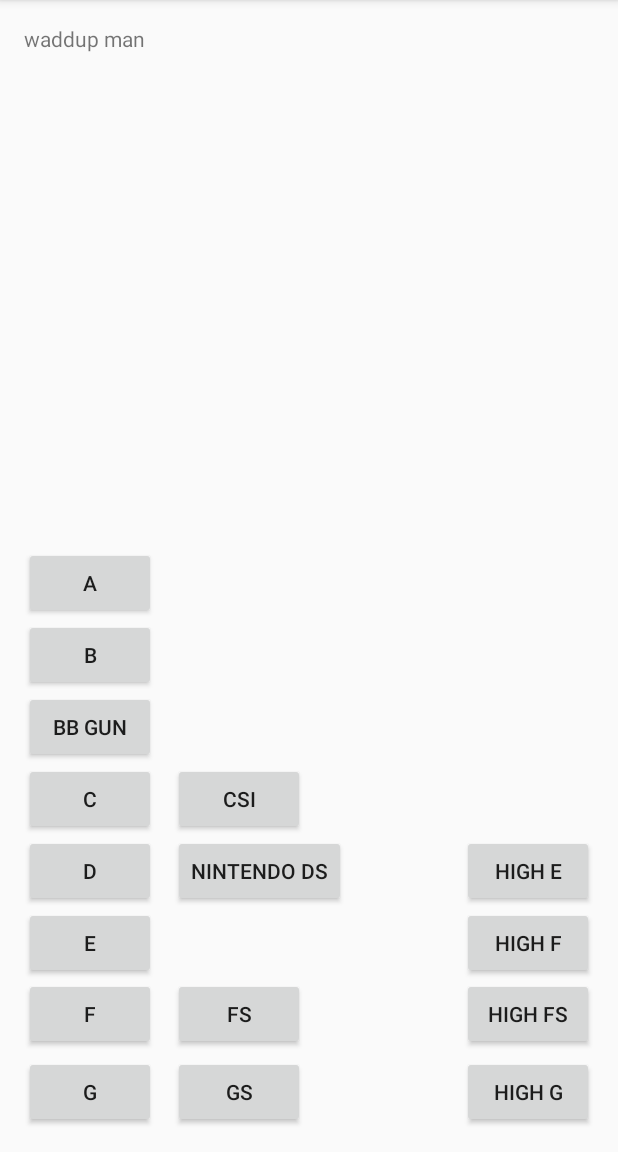
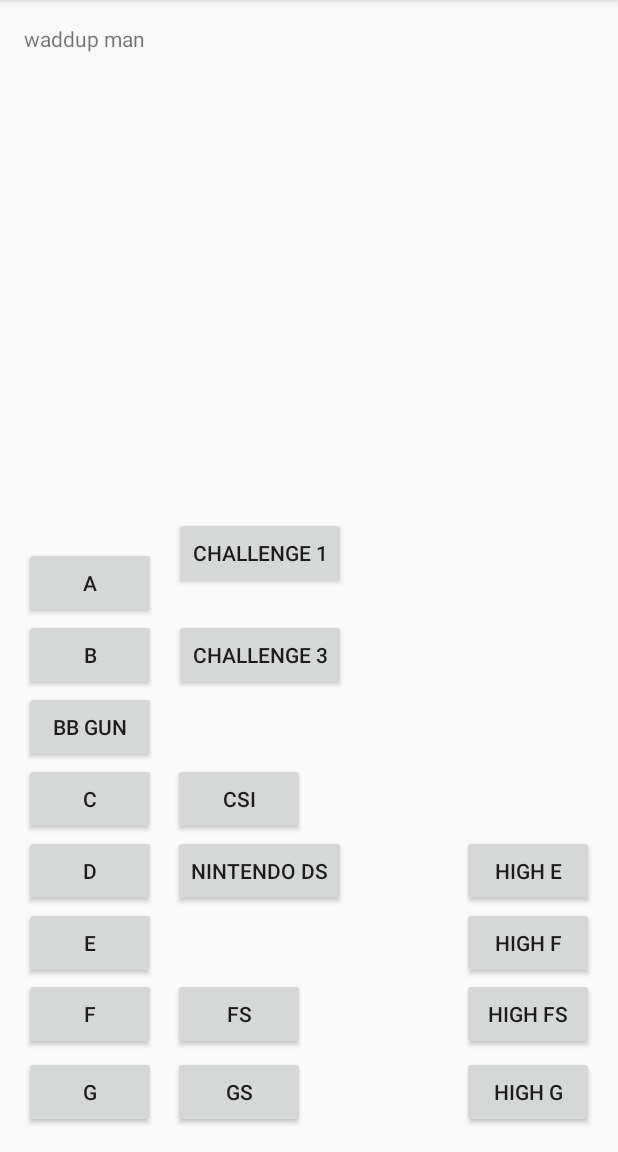
Before and after one commit to alcantara4106/1.2.4-and-1.2.5, an Android app: the screen it shows after launch (SynthesizerActivity), on a phone screen of 412 x 824 dp, the part 84-1236 px from its top. Run offline under Robolectric (Android 15) with nearby library versions, the phone set to English and light mode, and no system bars.

Commit message:
challenge 1 done, challenge 3 on the way :smirk_cat:

```diff
--- a/Synthesizer/app/src/main/res/layout/activity_synthesizer.xml
+++ b/Synthesizer/app/src/main/res/layout/activity_synthesizer.xml
@@ -168,4 +168,22 @@
         android:layout_alignBottom="@+id/fsButton"
         android:layout_alignParentEnd="true"
         tools:ignore="RelativeOverlap" />
+
+    <Button
+        android:text="@string/challenge1Button"
+        android:layout_width="wrap_content"
+        android:layout_height="wrap_content"
+        android:layout_above="@+id/bButton"
+        android:layout_alignEnd="@+id/dsButton"
+        android:layout_marginBottom="20dp"
+        android:id="@+id/challenge1Button"
+        android:onClick="onChallenge1Click" />
+
+    <Button
+        android:text="@string/challenge3Button"
+        android:layout_width="wrap_content"
+        android:layout_height="wrap_content"
+        android:layout_above="@+id/bbButton"
+        android:layout_alignStart="@+id/challenge1Button"
+        android:id="@+id/challenge3Button" />
 </RelativeLayout>
--- a/Synthesizer/app/src/main/res/values/strings.xml
+++ b/Synthesizer/app/src/main/res/values/strings.xml
@@ -1,6 +1,9 @@
 <resources>
     <string name="app_name">Synthesizer</string>
     <string name="howdy">waddup man</string>
+    <string name="challenge1Button">Challenge 1</string>
+    <string name="challenge3Button">Challenge 3</string>
+
     <string name="aButton">A</string>
     <string name="bButton">B</string>
     <string name="bbButton">BB gun</string>
```
Also changed, not shown: Synthesizer/app/src/main/java/com/example/alcantara94106/synthesizer/SynthesizerActivity.java (+53 -0 lines).
